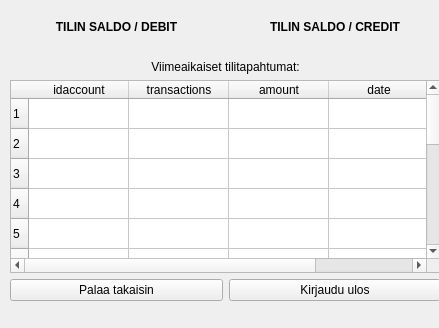
Old version of the form bank-automat/accountbalance.ui in the repository JuusoToratti/tvt23pankkiprojekti.
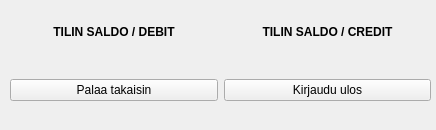
New version of the form.

The edit to the form file:
```diff
--- a/bank-automat/accountbalance.ui
+++ b/bank-automat/accountbalance.ui
@@ -6,8 +6,8 @@
    <rect>
     <x>0</x>
     <y>0</y>
-    <width>439</width>
-    <height>328</height>
+    <width>436</width>
+    <height>130</height>
    </rect>
   </property>
   <property name="windowTitle">
@@ -21,48 +21,29 @@
     <rect>
      <x>10</x>
      <y>20</y>
-     <width>431</width>
-     <height>281</height>
+     <width>421</width>
+     <height>81</height>
     </rect>
    </property>
    <layout class="QGridLayout" name="gridLayout">
-    <item row="4" column="1" colspan="2">
-     <widget class="QTableWidget" name="transTableWidget">
-      <row/>
-      <row/>
-      <row/>
-      <row/>
-      <row/>
-      <row/>
-      <row/>
-      <row/>
-      <row/>
-      <row/>
-      <row/>
-      <row/>
-      <row/>
-      <row/>
-      <row/>
-      <column>
-       <property name="text">
-        <string>idaccount</string>
-       </property>
-      </column>
-      <column>
-       <property name="text">
-        <string>transactions</string>
-       </property>
-      </column>
-      <column>
-       <property name="text">
-        <string>amount</string>
-       </property>
-      </column>
-      <column>
-       <property name="text">
-        <string>date</string>
-       </property>
-      </column>
+    <item row="2" column="2">
+     <widget class="QLabel" name="debitlabel">
+      <property name="text">
+       <string/>
+      </property>
+      <property name="alignment">
+       <set>Qt::AlignCenter</set>
+      </property>
+     </widget>
+    </item>
+    <item row="1" column="2">
+     <widget class="QLabel" name="creditBalLabel">
+      <property name="text">
+       <string>&lt;html&gt;&lt;head/&gt;&lt;body&gt;&lt;p&gt;&lt;span style=&quot; font-weight:700;&quot;&gt;TILIN SALDO / CREDIT&lt;/span&gt;&lt;/p&gt;&lt;/body&gt;&lt;/html&gt;</string>
+      </property>
+      <property name="alignment">
+       <set>Qt::AlignCenter</set>
+      </property>
      </widget>
     </item>
     <item row="2" column="1">
@@ -75,7 +56,7 @@
       </property>
      </widget>
     </item>
-    <item row="5" column="2">
+    <item row="3" column="2">
      <widget class="QPushButton" name="logoutButton2">
       <property name="text">
        <string>Kirjaudu ulos</string>
@@ -92,43 +73,13 @@
       </property>
      </widget>
     </item>
-    <item row="1" column="2">
-     <widget class="QLabel" name="creditBalLabel">
-      <property name="text">
-       <string>&lt;html&gt;&lt;head/&gt;&lt;body&gt;&lt;p&gt;&lt;span style=&quot; font-weight:700;&quot;&gt;TILIN SALDO / CREDIT&lt;/span&gt;&lt;/p&gt;&lt;/body&gt;&lt;/html&gt;</string>
-      </property>
-      <property name="alignment">
-       <set>Qt::AlignCenter</set>
-      </property>
-     </widget>
-    </item>
-    <item row="2" column="2">
-     <widget class="QLabel" name="debitlabel">
-      <property name="text">
-       <string/>
-      </property>
-      <property name="alignment">
-       <set>Qt::AlignCenter</set>
-      </property>
-     </widget>
-    </item>
-    <item row="5" column="1">
+    <item row="3" column="1">
      <widget class="QPushButton" name="backButton">
       <property name="text">
        <string>Palaa takaisin</string>
       </property>
      </widget>
     </item>
-    <item row="3" column="1" colspan="2">
-     <widget class="QLabel" name="lastFiveEvents">
-      <property name="text">
-       <string>Viimeaikaiset tilitapahtumat:</string>
-      </property>
-      <property name="alignment">
-       <set>Qt::AlignCenter</set>
-      </property>
-     </widget>
-    </item>
    </layout>
   </widget>
  </widget>
```
